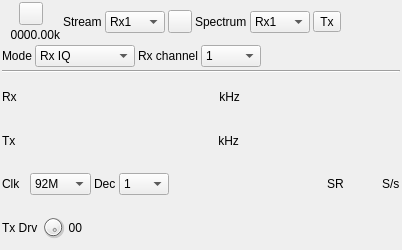
f4exb/sdrangel, file plugins/samplemimo/spectranmiso/spectranmisogui.ui: the form before one commit.
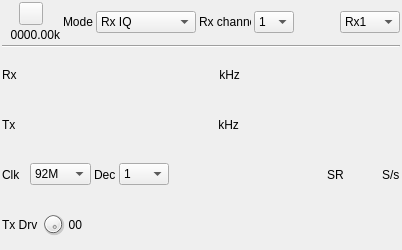
The form after the commit. Icons and pictures are not drawn. Custom widgets are drawn as their Qt base class.

Commit message: Aaronia SDK GUI cleanup

Patch:
```diff
--- a/plugins/samplemimo/spectranmiso/spectranmisogui.ui
+++ b/plugins/samplemimo/spectranmiso/spectranmisogui.ui
@@ -105,127 +105,6 @@
       </layout>
      </item>
      <item>
-      <widget class="QLabel" name="label">
-       <property name="text">
-        <string>Stream</string>
-       </property>
-      </widget>
-     </item>
-     <item>
-      <widget class="QComboBox" name="streamIndex">
-       <property name="minimumSize">
-        <size>
-         <width>60</width>
-         <height>0</height>
-        </size>
-       </property>
-       <property name="toolTip">
-        <string>Select stream to which settings apply </string>
-       </property>
-       <item>
-        <property name="text">
-         <string>Rx1</string>
-        </property>
-       </item>
-       <item>
-        <property name="text">
-         <string>Rx2</string>
-        </property>
-       </item>
-       <item>
-        <property name="text">
-         <string>Tx</string>
-        </property>
-       </item>
-      </widget>
-     </item>
-     <item>
-      <widget class="QToolButton" name="streamLock">
-       <property name="toolTip">
-        <string>Lock spectrum display to stream selection</string>
-       </property>
-       <property name="text">
-        <string/>
-       </property>
-       <property name="icon">
-        <iconset resource="../../../sdrgui/resources/res.qrc">
-         <normaloff>:/unlocked.png</normaloff>
-         <normalon>:/locked.png</normalon>:/unlocked.png</iconset>
-       </property>
-       <property name="checkable">
-        <bool>true</bool>
-       </property>
-      </widget>
-     </item>
-     <item>
-      <widget class="QLabel" name="spectrumSourceLabel">
-       <property name="text">
-        <string>Spectrum</string>
-       </property>
-      </widget>
-     </item>
-     <item>
-      <widget class="QComboBox" name="spectrumSource">
-       <property name="minimumSize">
-        <size>
-         <width>60</width>
-         <height>0</height>
-        </size>
-       </property>
-       <property name="maximumSize">
-        <size>
-         <width>60</width>
-         <height>16777215</height>
-        </size>
-       </property>
-       <property name="toolTip">
-        <string>Select stream for main spectrum source</string>
-       </property>
-       <item>
-        <property name="text">
-         <string>Rx1</string>
-        </property>
-       </item>
-       <item>
-        <property name="text">
-         <string>Rx2</string>
-        </property>
-       </item>
-       <item>
-        <property name="text">
-         <string>Tx</string>
-        </property>
-       </item>
-      </widget>
-     </item>
-     <item>
-      <widget class="ButtonSwitch" name="txEnable">
-       <property name="toolTip">
-        <string>Enable/disable Tx</string>
-       </property>
-       <property name="text">
-        <string>Tx</string>
-       </property>
-      </widget>
-     </item>
-     <item>
-      <spacer name="horizontalSpacer_7">
-       <property name="orientation">
-        <enum>Qt::Horizontal</enum>
-       </property>
-       <property name="sizeHint" stdset="0">
-        <size>
-         <width>40</width>
-         <height>20</height>
-        </size>
-       </property>
-      </spacer>
-     </item>
-    </layout>
-   </item>
-   <item>
-    <layout class="QHBoxLayout" name="switchesLayout">
-     <item>
       <widget class="QLabel" name="modeLabel">
        <property name="minimumSize">
         <size>
@@ -298,7 +177,7 @@
       <widget class="QComboBox" name="rxChannel">
        <property name="minimumSize">
         <size>
-         <width>60</width>
+         <width>40</width>
          <height>0</height>
         </size>
        </property>
@@ -318,7 +197,7 @@
       </widget>
      </item>
      <item>
-      <spacer name="horizontalSpacer_3">
+      <spacer name="horizontalSpacer_7">
        <property name="orientation">
         <enum>Qt::Horizontal</enum>
        </property>
@@ -330,6 +209,50 @@
        </property>
       </spacer>
      </item>
+     <item>
+      <widget class="QLabel" name="spectrumSourceLabel">
+       <property name="text">
+        <string/>
+       </property>
+       <property name="pixmap">
+        <pixmap resource="../../../sdrgui/resources/res.qrc">:/dsb.png</pixmap>
+       </property>
+      </widget>
+     </item>
+     <item>
+      <widget class="QComboBox" name="spectrumSource">
+       <property name="minimumSize">
+        <size>
+         <width>60</width>
+         <height>0</height>
+        </size>
+       </property>
+       <property name="maximumSize">
+        <size>
+         <width>60</width>
+         <height>16777215</height>
+        </size>
+       </property>
+       <property name="toolTip">
+        <string>Select stream for main spectrum source</string>
+       </property>
+       <item>
+        <property name="text">
+         <string>Rx1</string>
+        </property>
+       </item>
+       <item>
+        <property name="text">
+         <string>Rx2</string>
+        </property>
+       </item>
+       <item>
+        <property name="text">
+         <string>Tx</string>
+        </property>
+       </item>
+      </widget>
+     </item>
     </layout>
    </item>
    <item>
```
The commit also changes 1 other file.
